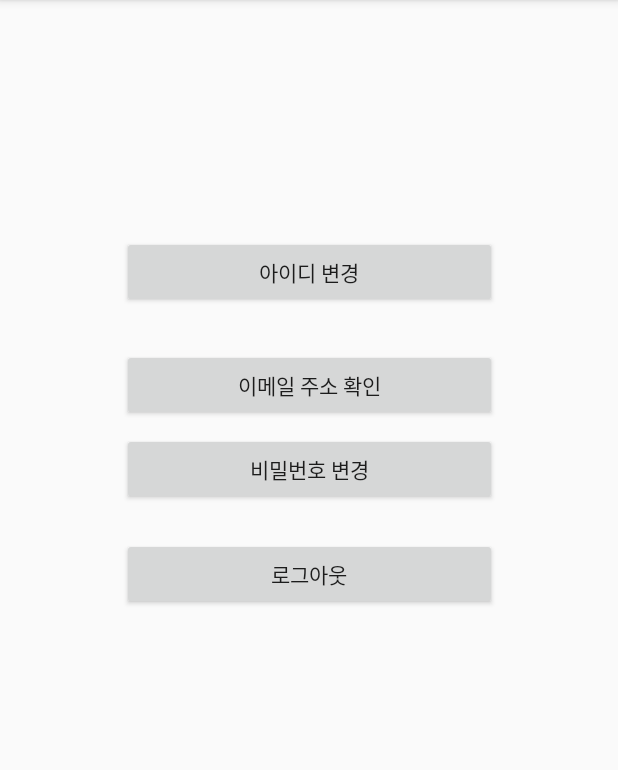
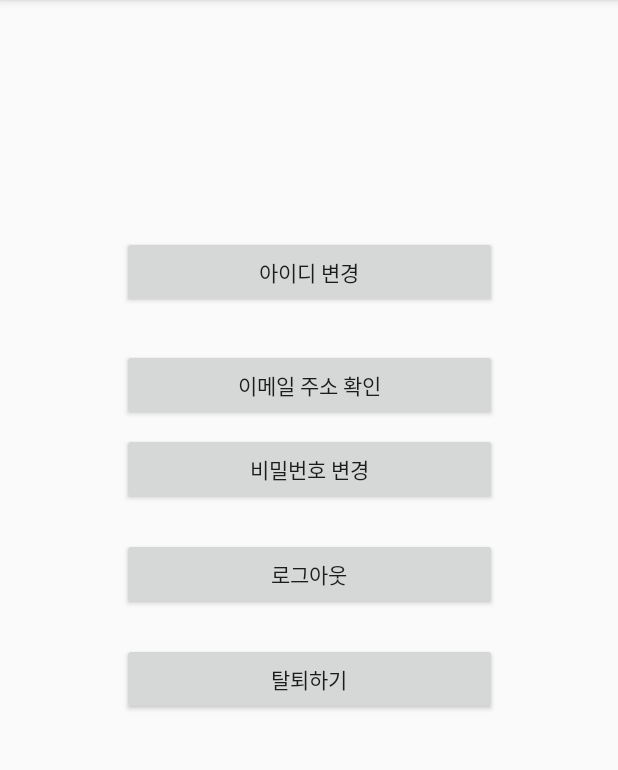
Before and after one commit to WooVictory/Kotlin_FirebaseAuth, an Android app: the screen it shows after launch once a user with an empty profile is signed in (HomeActivity), on a phone screen of 412 x 824 dp, the part 84-854 px from its top. Run offline under Robolectric (Android 15) with nearby library versions, the phone set to English and light mode, and no system bars; our stand-ins replace Firebase (no records; nobody signed in at launch, a user with empty details on screens opened directly); libraries missing offline, so code that uses them is left out: com.facebook, com.facebook.login; 3 statements that could not run were skipped.

```diff
--- a/app/build.gradle
+++ b/app/build.gradle
@@ -32,6 +32,7 @@ dependencies {
     testImplementation 'junit:junit:4.12'
     androidTestImplementation 'com.android.support.test:runner:1.0.2'
     androidTestImplementation 'com.android.support.test.espresso:espresso-core:3.0.2'
+    implementation 'com.facebook.android:facebook-android-sdk:[4,5)'
 }
 
 apply plugin: 'com.google.gms.google-services'
--- a/app/src/main/java/woo/sopt22/firebaseauth/MainActivity.kt
+++ b/app/src/main/java/woo/sopt22/firebaseauth/MainActivity.kt
@@ -5,10 +5,15 @@ import android.content.Intent
 import android.support.v7.app.AppCompatActivity
 import android.os.Bundle
 import android.view.View
+import com.facebook.CallbackManager
+import com.facebook.FacebookCallback
+import com.facebook.FacebookException
+import com.facebook.login.LoginResult
 import com.google.android.gms.auth.api.signin.GoogleSignIn
 import com.google.android.gms.auth.api.signin.GoogleSignInClient
 import com.google.android.gms.auth.api.signin.GoogleSignInOptions
 import com.google.android.gms.common.api.ApiException
+import com.google.firebase.auth.FacebookAuthProvider
 import com.google.firebase.auth.FirebaseAuth
 import com.google.firebase.auth.GoogleAuthProvider
 import kotlinx.android.synthetic.main.activity_main.*
@@ -28,11 +33,12 @@ class MainActivity : AppCompatActivity(), View.OnClickListener {
                 startActivity(Intent(this, FindPasswordActivity::class.java))
             }
 
-
         }
     }
 
     var authStateListener : FirebaseAuth.AuthStateListener?=null
+    var callbackManager : CallbackManager?=null
+
 
 
     override fun onCreate(savedInstanceState: Bundle?) {
@@ -42,6 +48,41 @@ class MainActivity : AppCompatActivity(), View.OnClickListener {
         signBtn.setOnClickListener(this)
         findPasswordBtn.setOnClickListener(this)
         //googleLoginBtn.setOnClickListener(this)
+
+        // 페이스북 로그인이 완료되었을 때 토큰을 받는 부
+        callbackManager = CallbackManager.Factory.create()
+
+        facebookBtn.setReadPermissions("email","public_profile")
+        facebookBtn.registerCallback(callbackManager, object : FacebookCallback<LoginResult>{
+            override fun onSuccess(result: LoginResult?) {
+                /*FIXME
+                * 성공된 값이 이쪽으로 넘어와서
+                * 이것을 파이어베이스에 페이스북 아이디를 입력하게 됩니다.
+                * */
+
+                // 로그인 성공시 발급된 인증서
+
+                var credentail = FacebookAuthProvider.getCredential(result!!.accessToken.token)
+                FirebaseAuth.getInstance().signInWithCredential(credentail)
+                        .addOnCompleteListener { task ->
+                            if(task.isSuccessful){
+                                ToastMaker.makeShortToast(this@MainActivity,"페이스북 연동이 성공하였습니다. ")
+                            } else{
+                                ToastMaker.makeShortToast(this@MainActivity,task.exception.toString())
+                            }
+                        }
+            }
+
+            override fun onCancel() {
+                TODO("not implemented") //To change body of created functions use File | Settings | File Templates.
+            }
+
+            override fun onError(error: FacebookException?) {
+                TODO("not implemented") //To change body of created functions use File | Settings | File Templates.
+            }
+        })
+
+
 
         // 로그인 세션을 체크하는 부분입니다.
         authStateListener = FirebaseAuth.AuthStateListener { firebaseAuth ->
@@ -72,6 +113,8 @@ class MainActivity : AppCompatActivity(), View.OnClickListener {
 
 
     }
+
+
     fun createEmailId(){
         /*FIXME
         * addOnCompleteListener를 통해서 결과값을 받아옵니다.
@@ -119,6 +162,16 @@ class MainActivity : AppCompatActivity(), View.OnClickListener {
 
     override fun onActivityResult(requestCode: Int, resultCode: Int, data: Intent?) {
         super.onActivityResult(requestCode, resultCode, data)
+
+
+
+        callbackManager!!.onActivityResult(requestCode, resultCode,data)
+
+        // 페이스북 로그인이 성공했을 경우 결과값이 이쪽으로 넘어오기 때문에(onActivityResult)
+        // 넘어온 값을 callbackManager에 넘겨줘서 이 넘겨진 값을 onSuccess 부분에 값을 넘겨줍니다.
+
+
+
         if(requestCode == 1 && resultCode == Activity.RESULT_OK){
             // 선택한 아이디에 대한 정보를 가져옵니다.
             /*FIXME
--- a/app/src/main/res/layout/activity_home.xml
+++ b/app/src/main/res/layout/activity_home.xml
@@ -58,4 +58,19 @@
         app:layout_constraintStart_toStartOf="parent"
         app:layout_constraintTop_toTopOf="parent"
         app:layout_constraintVertical_bias="0.884" />
+
+    <Button
+        android:id="@+id/deleteBtn"
+        android:layout_width="250dp"
+        android:layout_height="wrap_content"
+        android:layout_marginBottom="8dp"
+        android:layout_marginEnd="8dp"
+        android:layout_marginStart="8dp"
+        android:layout_marginTop="8dp"
+        android:text="탈퇴하기"
+        app:layout_constraintBottom_toBottomOf="parent"
+        app:layout_constraintEnd_toEndOf="parent"
+        app:layout_constraintStart_toStartOf="parent"
+        app:layout_constraintTop_toBottomOf="@+id/logoutBtn"
+        app:layout_constraintVertical_bias="0.047" />
 </android.support.constraint.ConstraintLayout>
--- a/app/src/main/res/values/strings.xml
+++ b/app/src/main/res/values/strings.xml
@@ -1,3 +1,5 @@
 <resources>
     <string name="app_name">FirebaseAuth</string>
+    <string name="facebook_app_id">1054832534679956</string>
+    <string name="fb_login_protocol_scheme">fb1054832534679956</string>
 </resources>
--- a/build.gradle
+++ b/build.gradle
@@ -5,6 +5,7 @@ buildscript {
     repositories {
         google()
         jcenter()
+        mavenCentral()
     }
     dependencies {
         classpath 'com.android.tools.build:gradle:3.1.0'
```
Also changed, not shown: app/src/main/AndroidManifest.xml (+20 -0 lines), app/src/main/java/woo/sopt22/firebaseauth/Home/HomeActivity.kt (+33 -0 lines), app/src/main/res/layout/activity_main.xml (+17 -0 lines).
